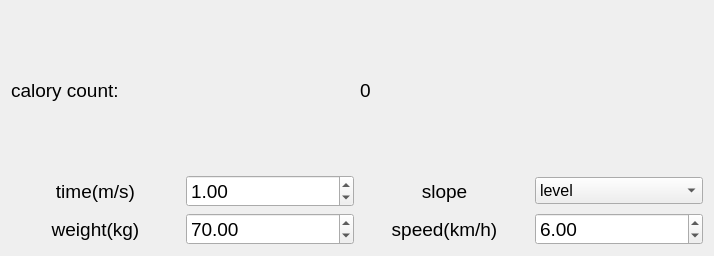
Before: the Qt Designer form widget.ui in Hunter2828HHgit/caloryCounter, drawn with Qt 5.
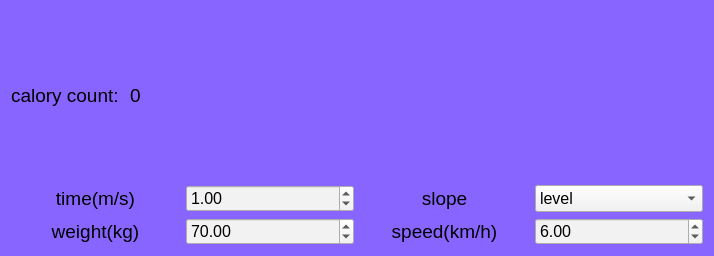
After: the same form once the commit is applied.

Diff of the .ui file:
```diff
--- a/widget.ui
+++ b/widget.ui
@@ -13,11 +13,20 @@
   <property name="windowTitle">
    <string>Widget</string>
   </property>
+  <property name="styleSheet">
+   <string notr="true">background-color: rgb(137, 101, 255);</string>
+  </property>
   <layout class="QVBoxLayout" name="verticalLayout">
    <item>
-    <layout class="QHBoxLayout" name="horizontalLayout_7">
+    <layout class="QHBoxLayout" name="horizontalLayout">
      <item>
       <widget class="QLabel" name="label_5">
+       <property name="sizePolicy">
+        <sizepolicy hsizetype="Preferred" vsizetype="Preferred">
+         <horstretch>0</horstretch>
+         <verstretch>0</verstretch>
+        </sizepolicy>
+       </property>
        <property name="font">
         <font>
          <pointsize>14</pointsize>
@@ -30,11 +39,20 @@
      </item>
      <item>
       <widget class="QLabel" name="caloryCountLabel">
+       <property name="sizePolicy">
+        <sizepolicy hsizetype="Expanding" vsizetype="Preferred">
+         <horstretch>0</horstretch>
+         <verstretch>0</verstretch>
+        </sizepolicy>
+       </property>
        <property name="font">
         <font>
          <pointsize>14</pointsize>
         </font>
        </property>
+       <property name="layoutDirection">
+        <enum>Qt::LeftToRight</enum>
+       </property>
        <property name="text">
         <string>0</string>
        </property>
@@ -46,9 +64,7 @@
     </layout>
    </item>
    <item>
-    <layout class="QHBoxLayout" name="horizontalLayout_5">
-     <item>
-      <layout class="QHBoxLayout" name="horizontalLayout">
+    <layout class="QHBoxLayout" name="horizontalLayout_2">
        <item>
         <widget class="QLabel" name="label">
          <property name="font">
@@ -72,9 +88,13 @@
         <widget class="QDoubleSpinBox" name="time">
          <property name="font">
           <font>
-           <pointsize>14</pointsize>
-          </font>
-         </property>
+         <family>Arial</family>
+         <pointsize>12</pointsize>
+        </font>
+       </property>
+       <property name="styleSheet">
+        <string notr="true">background-color: rgb(242, 242, 242);</string>
+       </property>
          <property name="maximum">
           <double>10000.000000000000000</double>
          </property>
@@ -83,10 +103,6 @@
          </property>
         </widget>
        </item>
-      </layout>
-     </item>
-     <item>
-      <layout class="QHBoxLayout" name="horizontalLayout_4">
        <item>
         <widget class="QLabel" name="label_4">
          <property name="enabled">
@@ -134,6 +150,11 @@
          <property name="layoutDirection">
           <enum>Qt::LeftToRight</enum>
          </property>
+       <property name="styleSheet">
+        <string notr="true">selection-background-color: rgb(242, 242, 242);
+background-color: rgb(242, 242, 242);
+selection-color: rgb(0, 0, 0);</string>
+       </property>
          <property name="currentText">
           <string>level</string>
          </property>
@@ -146,12 +167,8 @@
        </item>
       </layout>
      </item>
-    </layout>
-   </item>
    <item>
-    <layout class="QHBoxLayout" name="horizontalLayout_6">
-     <item>
-      <layout class="QHBoxLayout" name="horizontalLayout_2">
+    <layout class="QHBoxLayout" name="horizontalLayout_3">
        <item>
         <widget class="QLabel" name="label_2">
          <property name="font">
@@ -175,9 +192,13 @@
         <widget class="QDoubleSpinBox" name="weight">
          <property name="font">
           <font>
-           <pointsize>14</pointsize>
-          </font>
-         </property>
+         <family>Arial</family>
+         <pointsize>12</pointsize>
+        </font>
+       </property>
+       <property name="styleSheet">
+        <string notr="true">background-color: rgb(242, 242, 242);</string>
+       </property>
          <property name="maximum">
           <double>10000.000000000000000</double>
          </property>
@@ -186,12 +207,14 @@
          </property>
         </widget>
        </item>
-      </layout>
-     </item>
-     <item>
-      <layout class="QHBoxLayout" name="horizontalLayout_3">
        <item>
         <widget class="QLabel" name="label_3">
+       <property name="sizePolicy">
+        <sizepolicy hsizetype="Preferred" vsizetype="Preferred">
+         <horstretch>0</horstretch>
+         <verstretch>0</verstretch>
+        </sizepolicy>
+       </property>
          <property name="font">
           <font>
            <family>Arial</family>
@@ -213,9 +236,13 @@
         <widget class="QDoubleSpinBox" name="speed">
          <property name="font">
           <font>
-           <pointsize>14</pointsize>
-          </font>
-         </property>
+         <family>Arial</family>
+         <pointsize>12</pointsize>
+        </font>
+       </property>
+       <property name="styleSheet">
+        <string notr="true">background-color: rgb(242, 242, 242);</string>
+       </property>
          <property name="maximum">
           <double>10000.000000000000000</double>
          </property>
@@ -223,8 +250,6 @@
           <double>6.000000000000000</double>
          </property>
         </widget>
-       </item>
-      </layout>
      </item>
     </layout>
    </item>
```
Lines whose indentation alone changed are shown as unchanged.
